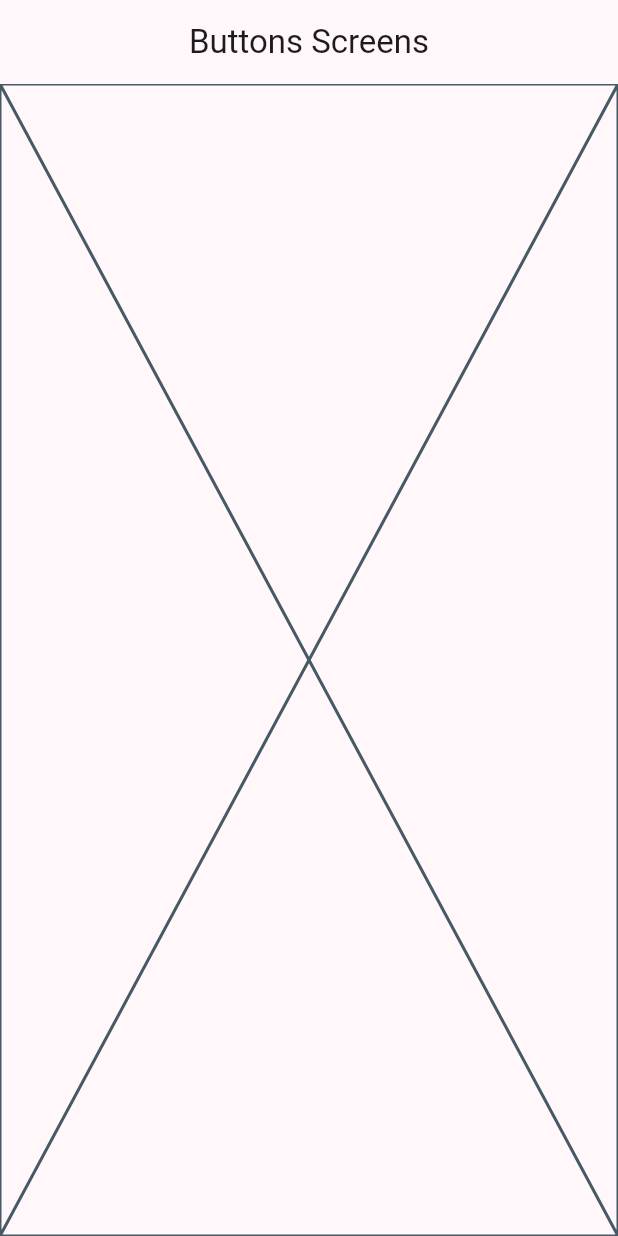
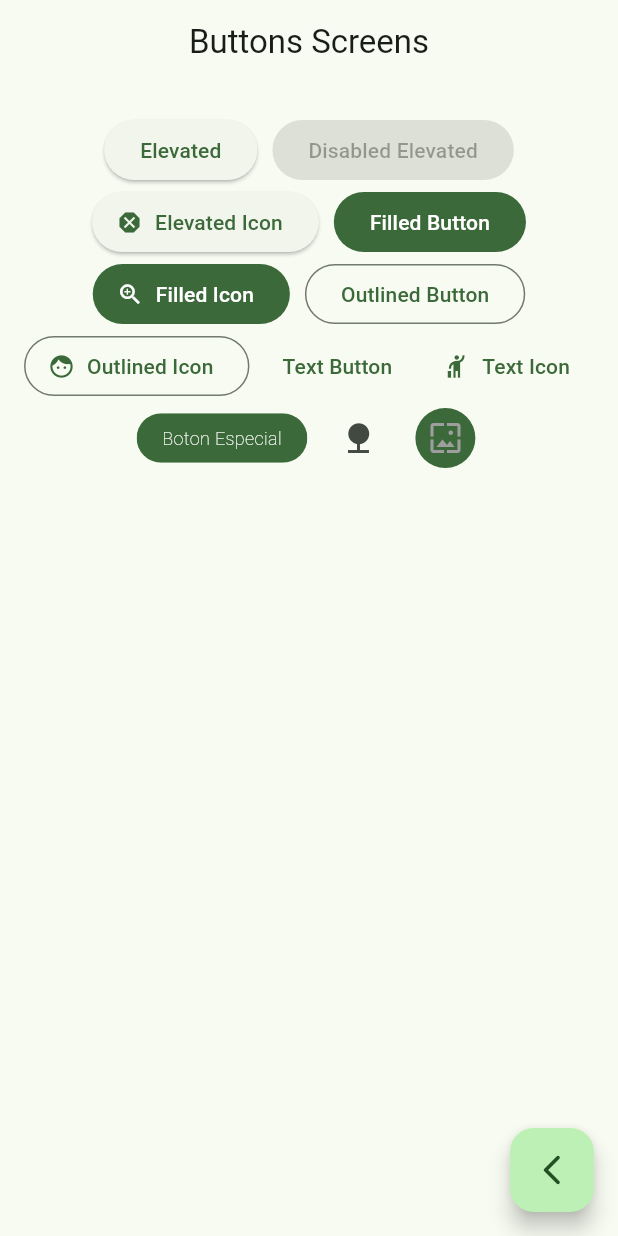
Before and after one commit to dayross/flutter_8, a Flutter app: the ButtonsScreens screen opened by its route, on a phone screen of 412 x 824 dp. Run offline on Flutter 3.47's test engine with Material 3 defaults, Android fonts, the light colour scheme and no system bars; our stand-ins replace go_router.

Commit message:
Agregado de pantallas de botones y de tarjetas. Todo funcional

```diff
--- a/lib/main.dart
+++ b/lib/main.dart
@@ -14,7 +14,7 @@ class MainApp extends StatelessWidget {
     return MaterialApp.router(
       routerConfig: appRouter,
       debugShowCheckedModeBanner: false,
-      theme: AppTheme(selectedColor: 0).getTheme(),
+      theme: AppTheme(selectedColor: 3).getTheme(),
     );
   }
 }
--- a/lib/presentation/screens/buttons/buttons_screens.dart
+++ b/lib/presentation/screens/buttons/buttons_screens.dart
@@ -1,4 +1,8 @@
+// ignore_for_file: prefer_const_constructors
+
 import 'package:flutter/material.dart';
+import 'package:flutter/services.dart';
+import 'package:go_router/go_router.dart';
 
 class ButtonsScreens extends StatelessWidget {
   static const String name = 'buttons_screen';
@@ -11,7 +15,96 @@ class ButtonsScreens extends StatelessWidget {
         centerTitle: true,
         title: const Text('Buttons Screens'),
       ),
-      body: const Placeholder(),
+      body: const _ButtonsView(),
+      floatingActionButton: FloatingActionButton(
+        child: const Icon(Icons.arrow_back_ios_new_rounded),
+        onPressed: () {
+          context.pop();
+        },
+      ),
     );
   }
 }
+
+class _ButtonsView extends StatelessWidget {
+  const _ButtonsView();
+
+  @override
+  Widget build(BuildContext context) {
+    final colors = Theme.of(context).colorScheme;
+    return SizedBox(
+      width: double.infinity,
+      child: Padding(
+        padding: const EdgeInsets.symmetric(horizontal: 10, vertical: 20),
+        child: Wrap(
+          spacing: 10,
+          crossAxisAlignment: WrapCrossAlignment.center,
+          alignment: WrapAlignment.center,
+          children: [
+            ElevatedButton(onPressed: () {}, child: const Text('Elevated')),
+            const ElevatedButton(
+                onPressed: null, child: Text('Disabled Elevated')),
+            ElevatedButton.icon(
+                onPressed: () {},
+                icon: const Icon(Icons.dangerous),
+                label: const Text('Elevated Icon')),
+            FilledButton(onPressed: () {}, child: const Text('Filled Button')),
+            FilledButton.icon(
+                onPressed: () {},
+                icon: const Icon(Icons.zoom_in_sharp),
+                label: const Text('Filled Icon')),
+            OutlinedButton(
+                onPressed: () {}, child: const Text('Outlined Button')),
+            OutlinedButton.icon(
+                onPressed: () {},
+                icon: const Icon(Icons.face),
+                label: const Text('Outlined Icon')),
+            TextButton(onPressed: () {}, child: const Text('Text Button')),
+            TextButton.icon(
+                onPressed: () {},
+                icon: const Icon(Icons.hail),
+                label: const Text('Text Icon')),
+            const CustomButton(),
+            IconButton(onPressed: () {}, icon: const Icon(Icons.nature)),
+            IconButton(
+                onPressed: () {},
+                icon: const Icon(Icons.wallpaper),
+                style: ButtonStyle(
+                    backgroundColor: MaterialStatePropertyAll(colors.primary),
+                    iconColor: const MaterialStatePropertyAll(Colors.grey))),
+          ],
+        ),
+      ),
+    );
+  }
+}
+
+class CustomButton extends StatelessWidget {
+  const CustomButton({super.key});
+
+  @override
+  Widget build(BuildContext context) {
+    final colors = Theme.of(context).colorScheme;
+    return ClipRRect(
+      borderRadius: BorderRadius.circular(20),
+      child: Material(
+        color: colors.primary,
+        child: InkWell(
+          onTap: () {
+            SystemSound.play(SystemSoundType.click);
+          },
+          child: Padding(
+            padding: const EdgeInsets.symmetric(horizontal: 17, vertical: 8),
+            child: const Text(
+              'Boton Especial',
+              style: TextStyle(
+                  fontSize: 12,
+                  fontWeight: FontWeight.w100,
+                  color: Colors.white),
+            ),
+          ),
+        ),
+      ),
+    );
+  }
+}
--- a/lib/presentation/screens/home/home_screen.dart
+++ b/lib/presentation/screens/home/home_screen.dart
@@ -1,5 +1,6 @@
 import 'package:flutter/material.dart';
 import 'package:flutter_8/config/menu/menu_items.dart';
+import 'package:flutter_8/presentation/screens/buttons/buttons_screens.dart';
 import 'package:flutter_8/presentation/screens/cards/cards_screen.dart';
 import 'package:go_router/go_router.dart';
 
```
Also changed, not shown: lib/presentation/screens/cards/cards_screen.dart (+93 -1 lines).
